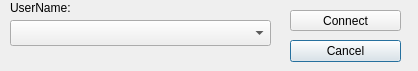
This is form_gui/passphrase.ui in ExarchD/DNTencrypt as Qt 5 draws it before an edit. The edited form follows.
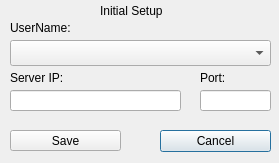
This is the edited form.

Commit message: Adds the qtproject file to make gui changes easier Redesigns the passphrase ui, which should probably be renamed, since it is now for initial configuration.

```diff
--- a/form_gui/passphrase.ui
+++ b/form_gui/passphrase.ui
@@ -6,8 +6,8 @@
    <rect>
     <x>0</x>
     <y>0</y>
-    <width>418</width>
-    <height>71</height>
+    <width>279</width>
+    <height>163</height>
    </rect>
   </property>
   <property name="windowTitle">
@@ -17,7 +17,7 @@
    <property name="geometry">
     <rect>
      <x>10</x>
-     <y>20</y>
+     <y>40</y>
      <width>261</width>
      <height>26</height>
     </rect>
@@ -26,8 +26,8 @@
   <widget class="QPushButton" name="pushButton_2">
    <property name="geometry">
     <rect>
-     <x>290</x>
-     <y>40</y>
+     <x>160</x>
+     <y>130</y>
      <width>111</width>
      <height>22</height>
     </rect>
@@ -40,7 +40,7 @@
    <property name="geometry">
     <rect>
      <x>10</x>
-     <y>0</y>
+     <y>20</y>
      <width>91</width>
      <height>16</height>
     </rect>
@@ -52,14 +52,73 @@
   <widget class="QPushButton" name="pushButton">
    <property name="geometry">
     <rect>
-     <x>290</x>
-     <y>10</y>
+     <x>10</x>
+     <y>130</y>
      <width>111</width>
      <height>21</height>
     </rect>
    </property>
    <property name="text">
-    <string>Connect</string>
+    <string>Save</string>
+   </property>
+  </widget>
+  <widget class="QLineEdit" name="lineEdit">
+   <property name="geometry">
+    <rect>
+     <x>10</x>
+     <y>90</y>
+     <width>171</width>
+     <height>21</height>
+    </rect>
+   </property>
+  </widget>
+  <widget class="QLineEdit" name="lineEdit_2">
+   <property name="geometry">
+    <rect>
+     <x>200</x>
+     <y>90</y>
+     <width>71</width>
+     <height>21</height>
+    </rect>
+   </property>
+  </widget>
+  <widget class="QLabel" name="label_3">
+   <property name="geometry">
+    <rect>
+     <x>10</x>
+     <y>70</y>
+     <width>91</width>
+     <height>16</height>
+    </rect>
+   </property>
+   <property name="text">
+    <string>Server IP:</string>
+   </property>
+  </widget>
+  <widget class="QLabel" name="label_4">
+   <property name="geometry">
+    <rect>
+     <x>200</x>
+     <y>70</y>
+     <width>91</width>
+     <height>16</height>
+    </rect>
+   </property>
+   <property name="text">
+    <string>Port:</string>
+   </property>
+  </widget>
+  <widget class="QLabel" name="label_5">
+   <property name="geometry">
+    <rect>
+     <x>100</x>
+     <y>0</y>
+     <width>111</width>
+     <height>21</height>
+    </rect>
+   </property>
+   <property name="text">
+    <string>Initial Setup</string>
    </property>
   </widget>
  </widget>
```
The commit also changes 1 other file.
